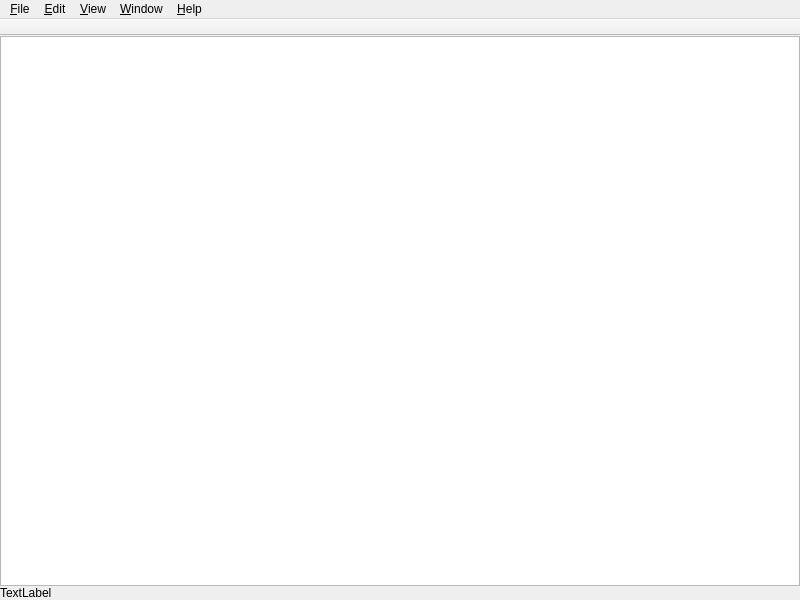
First picture: the form in UI-Qt/QUDocumentWindow.ui, repository frinkr/FontViewer, before the edit.
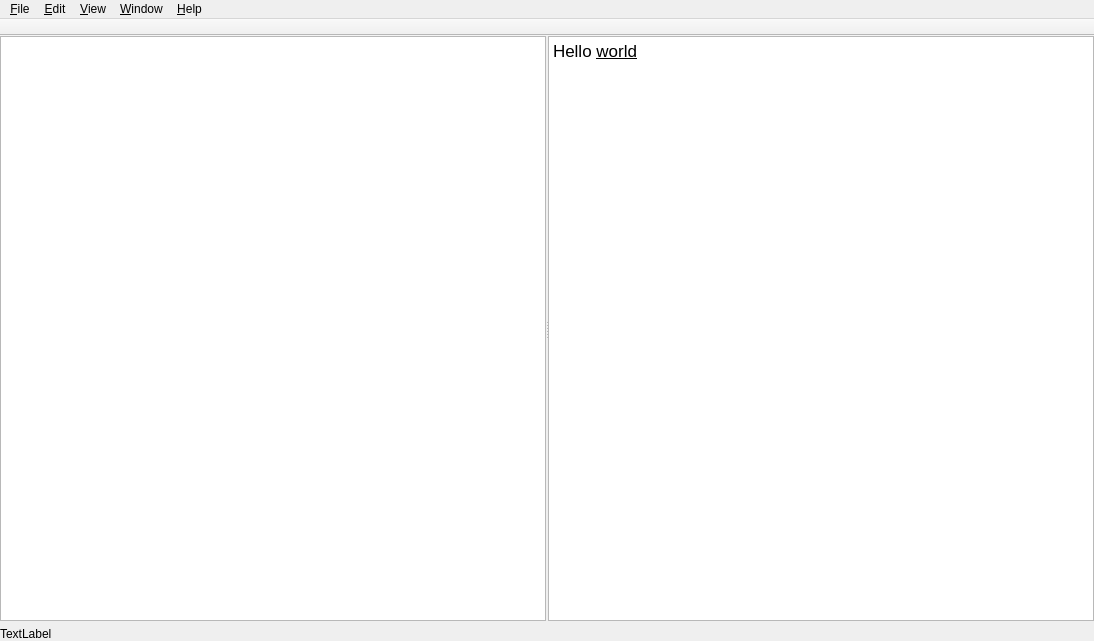
Second picture: the form after the edit. Custom widgets are drawn as their Qt base class.

Commit message: glyph info

What changed in the file:
```diff
--- a/UI-Qt/QUDocumentWindow.ui
+++ b/UI-Qt/QUDocumentWindow.ui
@@ -6,8 +6,8 @@
    <rect>
     <x>0</x>
     <y>0</y>
-    <width>800</width>
-    <height>600</height>
+    <width>1094</width>
+    <height>641</height>
    </rect>
   </property>
   <property name="windowTitle">
@@ -15,9 +15,6 @@
   </property>
   <widget class="QWidget" name="centralwidget">
    <layout class="QVBoxLayout" name="verticalLayout">
-    <property name="spacing">
-     <number>0</number>
-    </property>
     <property name="leftMargin">
      <number>0</number>
     </property>
@@ -31,6 +28,19 @@
      <number>0</number>
     </property>
     <item>
+     <widget class="QSplitter" name="splitter">
+      <property name="orientation">
+       <enum>Qt::Horizontal</enum>
+      </property>
+      <property name="opaqueResize">
+       <bool>true</bool>
+      </property>
+      <property name="handleWidth">
+       <number>2</number>
+      </property>
+      <property name="childrenCollapsible">
+       <bool>true</bool>
+      </property>
      <widget class="QUGlyphListView" name="listView">
       <property name="dragDropMode">
        <enum>QAbstractItemView::DragDrop</enum>
@@ -54,9 +64,37 @@
        <enum>QListView::IconMode</enum>
       </property>
      </widget>
+      <widget class="QUGlyphInfoWidget" name="textBrowser">
+       <property name="sizePolicy">
+        <sizepolicy hsizetype="Preferred" vsizetype="Expanding">
+         <horstretch>0</horstretch>
+         <verstretch>0</verstretch>
+        </sizepolicy>
+       </property>
+       <property name="styleSheet">
+        <string notr="true"/>
+       </property>
+       <property name="lineWrapMode">
+        <enum>QTextEdit::NoWrap</enum>
+       </property>
+       <property name="html">
+        <string>&lt;!DOCTYPE HTML PUBLIC &quot;-//W3C//DTD HTML 4.0//EN&quot; &quot;http://www.w3.org/TR/REC-html40/strict.dtd&quot;&gt;
+&lt;html&gt;&lt;head&gt;&lt;meta name=&quot;qrichtext&quot; content=&quot;1&quot; /&gt;&lt;style type=&quot;text/css&quot;&gt;
+p, li { white-space: pre-wrap; }
+&lt;/style&gt;&lt;/head&gt;&lt;body style=&quot; font-family:'.SF NS Text'; font-size:13pt; font-weight:400; font-style:normal;&quot;&gt;
+&lt;p style=&quot; margin-top:0px; margin-bottom:0px; margin-left:0px; margin-right:0px; -qt-block-indent:0; text-indent:0px;&quot;&gt;Hello &lt;span style=&quot; text-decoration: underline;&quot;&gt;world&lt;/span&gt;&lt;/p&gt;&lt;/body&gt;&lt;/html&gt;</string>
+       </property>
+      </widget>
+     </widget>
     </item>
     <item>
      <widget class="QLabel" name="fileLabel">
+      <property name="sizePolicy">
+       <sizepolicy hsizetype="Preferred" vsizetype="Fixed">
+        <horstretch>0</horstretch>
+        <verstretch>0</verstretch>
+       </sizepolicy>
+      </property>
       <property name="text">
        <string>TextLabel</string>
       </property>
@@ -89,8 +127,8 @@
     <rect>
      <x>0</x>
      <y>0</y>
-     <width>800</width>
-     <height>23</height>
+     <width>1094</width>
+     <height>22</height>
     </rect>
    </property>
    <widget class="QMenu" name="menu_File">
@@ -244,6 +282,11 @@
    <extends>QListView</extends>
    <header>QUGlyphListView.h</header>
   </customwidget>
+  <customwidget>
+   <class>QUGlyphInfoWidget</class>
+   <extends>QTextBrowser</extends>
+   <header>QUGlyphInfoWidget.h</header>
+  </customwidget>
  </customwidgets>
  <resources/>
  <connections/>
```
Lines whose indentation alone changed are shown as unchanged. The commit also changes 11 other files.
